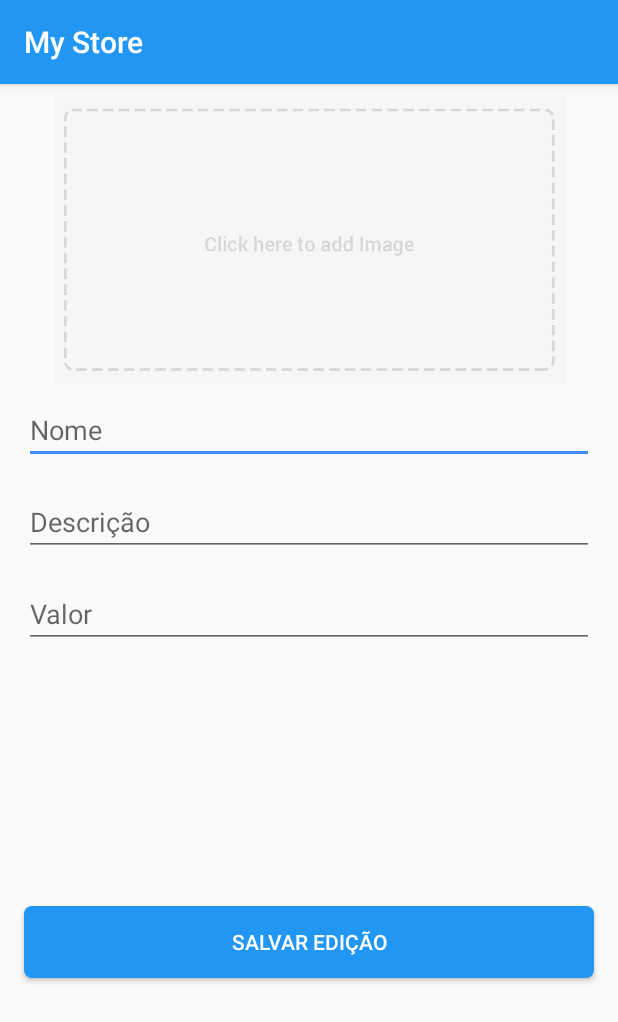
After one commit to Wkerlyson/my-store, an Android app: the EdicaoProdutoActivity screen opened directly, with no data from a screen before it, on a phone screen of 412 x 824 dp. The commit adds this screen. Shown: the top 1022 px of the screen. Run offline under Robolectric (Android 15) with nearby library versions, the phone set to English and light mode, and no system bars; our stand-ins replace ButterKnife, Firebase (no records; nobody signed in at launch, a user with empty details on screens opened directly), Picasso; 5 statements that could not run were skipped.

Commit message:
Criação do Detalhes e Edição de Produtos

```diff
--- a/app/build.gradle
+++ b/app/build.gradle
@@ -21,6 +21,7 @@ android {
 dependencies {
     implementation fileTree(dir: 'libs', include: ['*.jar'])
     implementation 'com.android.support:appcompat-v7:26.1.0'
+    implementation 'com.android.support:cardview-v7:26.1.0'
     implementation 'com.android.support.constraint:constraint-layout:1.1.0'
     implementation 'com.google.firebase:firebase-auth:11.0.4'
     implementation 'com.google.firebase:firebase-database:11.0.4'
@@ -41,4 +42,6 @@ dependencies {
 
 
 
+
+
 apply plugin: 'com.google.gms.google-services'
--- a/app/src/main/AndroidManifest.xml
+++ b/app/src/main/AndroidManifest.xml
@@ -2,7 +2,7 @@
 <manifest xmlns:android="http://schemas.android.com/apk/res/android"
     package="wkerlyson.com.mystore">
 
-    <uses-permission android:name="android.permission.INTERNET"></uses-permission>
+    <uses-permission android:name="android.permission.INTERNET" />
 
     <application
         android:allowBackup="true"
@@ -27,7 +27,9 @@
             android:name=".ProdutosActivity"
             android:label="@string/title_activity_produtos"
             android:theme="@style/AppTheme.NoActionBar" />
-        <activity android:name=".CadastroProdutoActivity"></activity>
+        <activity android:name=".CadastroProdutoActivity" />
+        <activity android:name=".DetalhesProduto" />
+        <activity android:name=".EdicaoProdutoActivity"></activity>
     </application>
 
 </manifest>
--- /dev/null
+++ b/app/src/main/java/wkerlyson/com/mystore/EdicaoProdutoActivity.java
@@ -0,0 +1,121 @@
+package wkerlyson.com.mystore;
+
+import android.content.Intent;
+import android.net.Uri;
+import android.support.v7.app.AppCompatActivity;
+import android.os.Bundle;
+import android.view.View;
+import android.widget.EditText;
+import android.widget.ImageView;
+import android.widget.Toast;
+
+import com.google.android.gms.tasks.OnSuccessListener;
+import com.google.firebase.database.DatabaseError;
+import com.google.firebase.database.DatabaseReference;
+import com.google.firebase.storage.StorageReference;
+import com.google.firebase.storage.UploadTask;
+import com.squareup.picasso.Picasso;
+
+import butterknife.BindView;
+import butterknife.ButterKnife;
+import butterknife.OnClick;
+import wkerlyson.com.mystore.model.Produto;
+import wkerlyson.com.mystore.util.FirebaseUtil;
+
+public class EdicaoProdutoActivity extends AppCompatActivity {
+
+    @BindView(R.id.ivProdutoEdicao)
+    ImageView imagemProduto;
+    @BindView(R.id.etNomeProdutoEdicao)
+    EditText campoNome;
+    @BindView(R.id.etDescricaoProdutoEdicao)
+    EditText campoDescricao;
+    @BindView(R.id.etValorProdutoEdicao)
+    EditText campoValor;
+
+    private Produto produto;
+
+    private static final int PICK_IMAGE_REQUEST = 1;
+
+    private Uri mImageUri;
+
+    private StorageReference storageReference;
+
+    @Override
+    protected void onCreate(Bundle savedInstanceState) {
+        super.onCreate(savedInstanceState);
+        setContentView(R.layout.activity_edicao_produto);
+        ButterKnife.bind(this);
+        storageReference = FirebaseUtil.getInstanceFirebaseStore();
+        mostrarDados();
+    }
+
+    public void mostrarDados(){
+        Bundle dados = getIntent().getExtras();
+        produto = (Produto) dados.getSerializable("produto");
+
+        campoNome.setText(produto.getNomeProduto());
+        campoDescricao.setText(produto.getDescricaoProduto());
+        campoValor.setText(produto.getValorProduto().toString());
+
+        Picasso.with(this).load(produto.getUrlImagem())
+                .resize(400,400)
+                .placeholder(R.drawable.ic_photo_24dp)
+                .centerCrop()
+                .into(imagemProduto);
+
+    }
+
+    @OnClick(R.id.btnEditarProduto)
+    public void editarProduto(View view){
+
+        final String textoNome = campoNome.getText().toString();
+        final String textoDescricao = campoDescricao.getText().toString();
+        final String textoValor = campoValor.getText().toString();
+
+        if (textoNome.isEmpty() || textoDescricao.isEmpty() || textoValor.isEmpty()){
+            Toast.makeText(this, "Todos os campos são obrigatórios", Toast.LENGTH_SHORT).show();
+        }else{
+
+            if (mImageUri != null){
+                StorageReference caminhoImagem = storageReference.child("ImagensProdutos").child(mImageUri.getLastPathSegment());
+
+                caminhoImagem.putFile(mImageUri).addOnSuccessListener(new OnSuccessListener<UploadTask.TaskSnapshot>() {
+                    @Override
+                    public void onSuccess(UploadTask.TaskSnapshot taskSnapshot) {
+                        produto.setNomeProduto(textoNome);
+                        produto.setDescricaoProduto(textoDescricao);
+                        produto.setValorProduto(Double.parseDouble(textoValor));
+                        produto.setUrlImagem(taskSnapshot.getDownloadUrl().toString());
+                        produto.editarProduto(EdicaoProdutoActivity.this, produto);
+                    }
+                });
+            }else {
+                produto.setNomeProduto(textoNome);
+                produto.setDescricaoProduto(textoDescricao);
+                produto.setValorProduto(Double.parseDouble(textoValor));
+                produto.editarProduto(EdicaoProdutoActivity.this, produto);
+            }
+        }
+    }
+
+    @OnClick(R.id.ivProdutoEdicao)
+    public void selecionarImagemProduto(View view){
+        Intent intent = new Intent();
+        intent.setType("image/*");
+        intent.setAction(Intent.ACTION_GET_CONTENT);
+        startActivityForResult(intent, PICK_IMAGE_REQUEST);
+    }
+
+    @Override
+    protected void onActivityResult(int requestCode, int resultCode, Intent data) {
+        super.onActivityResult(requestCode, resultCode, data);
+
+        if (requestCode == PICK_IMAGE_REQUEST && resultCode == RESULT_OK && data != null && data.getData() != null){
+            mImageUri = data.getData();
+
+            Picasso.with(this).load(mImageUri)
+                    .into(imagemProduto);
+        }
+    }
+}
--- a/app/src/main/java/wkerlyson/com/mystore/adapters/AdapterListProdutos.java
+++ b/app/src/main/java/wkerlyson/com/mystore/adapters/AdapterListProdutos.java
@@ -39,9 +39,10 @@ public class AdapterListProdutos extends RecyclerView.Adapter<AdapterListProduto
         Produto produto = produtos.get(position);
         holder.nome.setText(produto.getNomeProduto());
         holder.valor.setText( String.valueOf(produto.getValorProduto()));
+        holder.descricao.setText(produto.getDescricaoProduto());
 
         Picasso.with(context).load(produto.getUrlImagem())
-                .placeholder(R.drawable.ic_terrain_24dp)
+                .placeholder(R.drawable.ic_photo_24dp)
                 .centerCrop()
                 .resize(200, 200).into(holder.imagemProduto);
 
@@ -56,6 +57,8 @@ public class AdapterListProdutos extends RecyclerView.Adapter<AdapterListProduto
 
         @BindView(R.id.tvNomeProdutoList)
         TextView nome;
+        @BindView(R.id.tvDescProdutoList)
+        TextView descricao;
         @BindView(R.id.tvValorProduto)
         TextView valor;
         @BindView(R.id.ivProdutoList)
--- a/app/src/main/res/drawable/ic_terrain_24dp.xml
+++ b/app/src/main/res/drawable/ic_photo_24dp.xml
@@ -4,6 +4,6 @@
         android:viewportWidth="24.0"
         android:viewportHeight="24.0">
     <path
-        android:fillColor="#c1bfbf"
-        android:pathData="M14,6l-3.75,5 2.85,3.8 -1.6,1.2C9.81,13.75 7,10 7,10l-6,8h22L14,6z"/>
+        android:fillColor="#e9e7e7"
+        android:pathData="M21,19V5c0,-1.1 -0.9,-2 -2,-2H5c-1.1,0 -2,0.9 -2,2v14c0,1.1 0.9,2 2,2h14c1.1,0 2,-0.9 2,-2zM8.5,13.5l2.5,3.01L14.5,12l4.5,6H5l3.5,-4.5z"/>
 </vector>
--- /dev/null
+++ b/app/src/main/res/layout/activity_edicao_produto.xml
@@ -0,0 +1,81 @@
+<?xml version="1.0" encoding="utf-8"?>
+<android.support.constraint.ConstraintLayout xmlns:android="http://schemas.android.com/apk/res/android"
+    xmlns:app="http://schemas.android.com/apk/res-auto"
+    xmlns:tools="http://schemas.android.com/tools"
+    android:layout_width="match_parent"
+    android:layout_height="match_parent"
+    tools:context="wkerlyson.com.mystore.EdicaoProdutoActivity"
+    tools:layout_editor_absoluteY="81dp">
+
+    <EditText
+        android:id="@+id/etNomeProdutoEdicao"
+        android:layout_width="0dp"
+        android:layout_height="wrap_content"
+        android:layout_marginEnd="16dp"
+        android:layout_marginStart="16dp"
+        android:layout_marginTop="8dp"
+        android:ems="10"
+        android:hint="Nome"
+        android:inputType="textPersonName"
+        app:layout_constraintEnd_toEndOf="parent"
+        app:layout_constraintHorizontal_bias="0.0"
+        app:layout_constraintStart_toStartOf="parent"
+        app:layout_constraintTop_toBottomOf="@+id/ivProdutoEdicao" />
+
+    <EditText
+        android:id="@+id/etDescricaoProdutoEdicao"
+        android:layout_width="0dp"
+        android:layout_height="wrap_content"
+        android:layout_marginEnd="16dp"
+        android:layout_marginStart="16dp"
+        android:layout_marginTop="16dp"
+        android:ems="10"
+        android:hint="Descrição"
+        android:inputType="textPersonName"
+        app:layout_constraintEnd_toEndOf="parent"
+        app:layout_constraintHorizontal_bias="0.0"
+        app:layout_constraintStart_toStartOf="parent"
+        app:layout_constraintTop_toBottomOf="@+id/etNomeProdutoEdicao" />
+
+    <EditText
+        android:id="@+id/etValorProdutoEdicao"
+        android:layout_width="0dp"
+        android:layout_height="wrap_content"
+        android:layout_marginEnd="16dp"
+        android:layout_marginStart="16dp"
+        android:layout_marginTop="16dp"
+        android:ems="10"
+        android:hint="Valor"
+        android:inputType="numberDecimal"
+        app:layout_constraintEnd_toEndOf="parent"
+        app:layout_constraintStart_toStartOf="parent"
+        app:layout_constraintTop_toBottomOf="@+id/etDescricaoProdutoEdicao" />
+
+    <ImageView
+        android:id="@+id/ivProdutoEdicao"
+        android:layout_width="382dp"
+        android:layout_height="192dp"
+        android:layout_marginEnd="8dp"
+        android:layout_marginStart="8dp"
+        android:layout_marginTop="8dp"
+        app:layout_constraintEnd_toEndOf="parent"
+        app:layout_constraintStart_toStartOf="parent"
+        app:layout_constraintTop_toTopOf="parent"
+        app:srcCompat="@drawable/add_produto" />
+
+    <Button
+        android:id="@+id/btnEditarProduto"
+        android:layout_width="0dp"
+        android:layout_height="wrap_content"
+        android:layout_marginBottom="8dp"
+        android:layout_marginEnd="16dp"
+        android:layout_marginStart="16dp"
+        android:layout_marginTop="8dp"
+        android:background="@drawable/botao_customizado_shape"
+        android:text="salvar edição"
+        android:textColor="@color/common_google_signin_btn_text_dark_default"
+        app:layout_constraintBottom_toBottomOf="parent"
+        app:layout_constraintEnd_toEndOf="parent"
+        app:layout_constraintStart_toStartOf="parent"
+        app:layout_constraintTop_toBottomOf="@+id/etValorProdutoEdicao" />
+</android.support.constraint.ConstraintLayout>
--- a/app/src/main/res/values/colors.xml
+++ b/app/src/main/res/values/colors.xml
@@ -1,7 +1,7 @@
 <?xml version="1.0" encoding="utf-8"?>
 <resources>
     <color name="colorPrimary">#2196f3</color>
-    <color name="colorPrimaryDark">#1976D2</color>
+    <color name="colorPrimaryDark">#1976d2</color>
     <color name="colorAccent">#448AFF</color>
     <color name="colorPrimaryText">#212121</color>
     <color name="colorSecondaryText">#757575</color>
--- a/app/src/main/res/values/strings.xml
+++ b/app/src/main/res/values/strings.xml
@@ -1,4 +1,5 @@
 <resources>
     <string name="app_name">My Store</string>
     <string name="title_activity_produtos">Produtos</string>
+
 </resources>
```
Also changed, not shown: app/src/main/java/wkerlyson/com/mystore/DetalhesProduto.java (added, +63 -0 lines), app/src/main/java/wkerlyson/com/mystore/ProdutosActivity.java (+87 -4 lines), app/src/main/java/wkerlyson/com/mystore/model/Produto.java (+28 -1 lines), app/src/main/java/wkerlyson/com/mystore/util/RecyclerItemClickListener.java (added, +66 -0 lines), app/src/main/res/layout/activity_detalhes_produto.xml (added, +78 -0 lines), app/src/main/res/layout/adapter_list_produtos.xml (+17 -8 lines), app/src/main/res/values/array.xml (added, +9 -0 lines).
